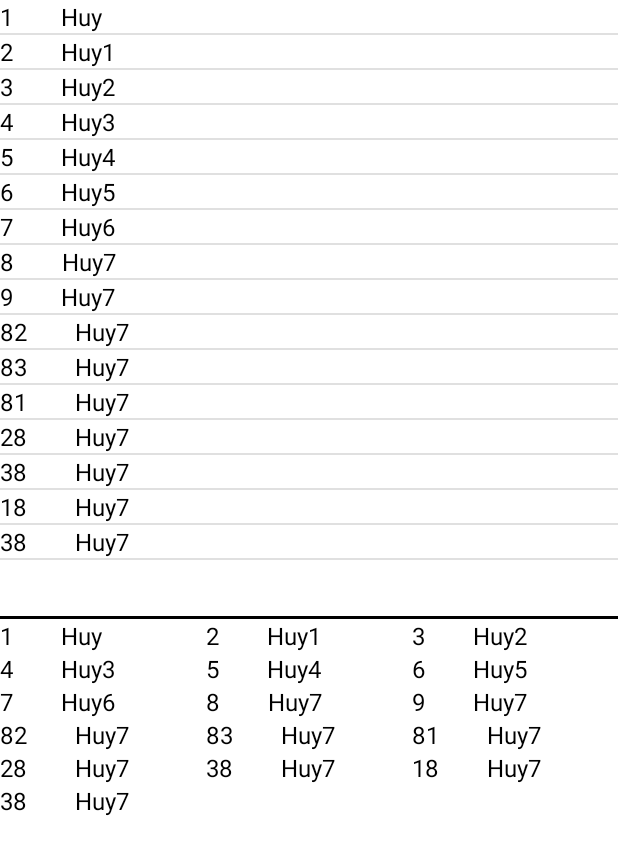
After one commit to doh8733/Demo-28-11-2002, an Android app: the ListviewActivity screen opened directly, with no data from a screen before it, on a phone screen of 412 x 824 dp. The commit adds this screen. Shown: the top 855 px of the screen. Run offline under Robolectric (Android 15) with nearby library versions, the phone set to English and light mode, and no system bars.

Commit message:
comit demo ListView,GridView

```diff
--- a/app/src/main/AndroidManifest.xml
+++ b/app/src/main/AndroidManifest.xml
@@ -1,7 +1,7 @@
 <?xml version="1.0" encoding="utf-8"?>
 <manifest xmlns:android="http://schemas.android.com/apk/res/android"
     xmlns:tools="http://schemas.android.com/tools"
-    package="com.example.demo_28_11_2002" >
+    package="com.example.demo_28_11_2002">
 
     <application
         android:allowBackup="true"
@@ -13,13 +13,16 @@
         android:roundIcon="@mipmap/ic_launcher_round"
         android:supportsRtl="true"
         android:theme="@style/Theme.Demo28112002"
-        tools:targetApi="31" >
+        tools:targetApi="31">
+        <activity
+            android:name=".ListviewActivity"
+            android:exported="false" />
         <activity
             android:name=".PickerActivity"
             android:exported="false" />
         <activity
             android:name=".MainActivity"
-            android:exported="true" >
+            android:exported="true">
             <intent-filter>
                 <action android:name="android.intent.action.MAIN" />
 
--- /dev/null
+++ b/app/src/main/java/com/example/demo_28_11_2002/ListviewActivity.kt
@@ -0,0 +1,50 @@
+package com.example.demo_28_11_2002
+
+import androidx.appcompat.app.AppCompatActivity
+import android.os.Bundle
+import android.widget.ListView
+import android.widget.Toast
+import com.example.demo_28_11_2002.adapter.MyListviewAdapter
+import kotlinx.android.synthetic.main.activity_listview.*
+
+class ListviewActivity : AppCompatActivity() {
+    private lateinit var myListviewAdapter: MyListviewAdapter
+    private lateinit var listUser : MutableList<User>
+    private  var list = mutableListOf<User>()
+
+    override fun onCreate(savedInstanceState: Bundle?) {
+        super.onCreate(savedInstanceState)
+        setContentView(R.layout.activity_listview)
+        val lvList = findViewById<ListView>(R.id.lvList)
+        list = getAllUser()
+        myListviewAdapter = MyListviewAdapter()
+        myListviewAdapter.setListData(list)
+        lvList.adapter = myListviewAdapter
+        gridView.adapter = myListviewAdapter
+        myListviewAdapter.notifyDataSetChanged()
+        lvList.setOnItemClickListener { parent, view, position, id ->
+            Toast.makeText(this, "$id", Toast.LENGTH_SHORT).show()
+        }
+    }
+    private fun getAllUser() : MutableList<User>{
+        listUser = mutableListOf()
+        listUser.add(User(1,"Huy"))
+        listUser.add(User(2,"Huy1"))
+        listUser.add(User(3,"Huy2"))
+        listUser.add(User(4,"Huy3"))
+        listUser.add(User(5,"Huy4"))
+        listUser.add(User(6,"Huy5"))
+        listUser.add(User(7,"Huy6"))
+        listUser.add(User(8,"Huy7"))
+        listUser.add(User(9,"Huy7"))
+        listUser.add(User(82,"Huy7"))
+        listUser.add(User(83,"Huy7"))
+        listUser.add(User(81,"Huy7"))
+        listUser.add(User(28,"Huy7"))
+        listUser.add(User(38,"Huy7"))
+        listUser.add(User(18,"Huy7"))
+        listUser.add(User(38,"Huy7"))
+        return listUser
+    }
+
+}
--- a/app/src/main/java/com/example/demo_28_11_2002/PickerActivity.kt
+++ b/app/src/main/java/com/example/demo_28_11_2002/PickerActivity.kt
@@ -4,6 +4,7 @@ import android.app.AlertDialog
 import android.app.DatePickerDialog
 import android.app.Dialog
 import android.app.TimePickerDialog
+import android.content.Intent
 import android.graphics.Color
 import androidx.appcompat.app.AppCompatActivity
 import android.os.Bundle
@@ -30,6 +31,9 @@ class PickerActivity : AppCompatActivity() {
         }
         tvDialog.setOnClickListener {
             openDialog()
+        }
+        tvNextActivity.setOnClickListener {
+            startActivity(Intent(this,ListviewActivity::class.java))
         }
     }
     private fun timePicker(){
--- /dev/null
+++ b/app/src/main/java/com/example/demo_28_11_2002/User.kt
@@ -0,0 +1,4 @@
+package com.example.demo_28_11_2002
+
+data class User(var id : Int =0,var name : String ="") {
+}
--- /dev/null
+++ b/app/src/main/java/com/example/demo_28_11_2002/adapter/MyListviewAdapter.kt
@@ -0,0 +1,36 @@
+package com.example.demo_28_11_2002.adapter
+
+import android.annotation.SuppressLint
+import android.view.View
+import android.view.ViewGroup
+import android.widget.BaseAdapter
+import com.example.demo_28_11_2002.R
+import com.example.demo_28_11_2002.User
+import kotlinx.android.synthetic.main.item_user.view.*
+
+class MyListviewAdapter : BaseAdapter() {
+    var list = mutableListOf<User>()
+    fun setListData(list: MutableList<User>){
+        this.list = list
+        notifyDataSetChanged()
+    }
+    override fun getCount(): Int = list.size
+
+    override fun getItem(position: Int): Any {
+        return list[position]
+    }
+
+    override fun getItemId(position: Int): Long {
+        return list[position].id.toLong()
+    }
+
+    @SuppressLint("ViewHolder")
+    override fun getView(position: Int, convertView: View?, parent: ViewGroup?): View {
+        val item = list[position]
+        val convertView = View.inflate(parent?.context, R.layout.item_user,null)
+        convertView.tvId.text = item.id.toString()
+        convertView.tvName.text = item.name
+
+        return convertView
+    }
+}
--- /dev/null
+++ b/app/src/main/res/layout/activity_listview.xml
@@ -0,0 +1,25 @@
+<?xml version="1.0" encoding="utf-8"?>
+<LinearLayout xmlns:android="http://schemas.android.com/apk/res/android"
+    xmlns:app="http://schemas.android.com/apk/res-auto"
+    xmlns:tools="http://schemas.android.com/tools"
+    android:layout_width="match_parent"
+    android:layout_height="match_parent"
+    android:orientation="vertical"
+    android:weightSum="2"
+    tools:context=".ListviewActivity">
+    <ListView
+        android:id="@+id/lvList"
+        android:layout_width="match_parent"
+        android:layout_height="0dp"
+        android:layout_weight="1"/>
+    <View
+        android:layout_width="match_parent"
+        android:layout_height="2dp"
+        android:background="@color/black"/>
+    <GridView
+        android:id="@+id/gridView"
+        android:numColumns="3"
+        android:layout_width="match_parent"
+        android:layout_height="0dp"
+        android:layout_weight="1"/>
+</LinearLayout>
--- a/app/src/main/res/layout/activity_picker.xml
+++ b/app/src/main/res/layout/activity_picker.xml
@@ -123,5 +123,19 @@
         app:layout_constraintStart_toStartOf="parent"
         app:layout_constraintTop_toBottomOf="@+id/btnTime" />
 
+    <TextView
+        android:id="@+id/tvNextActivity"
+        android:layout_width="wrap_content"
+        android:layout_height="wrap_content"
+        android:layout_marginTop="8dp"
+        android:background="@drawable/hover"
+        android:fontFamily="@font/allura_regular"
+        android:padding="8dp"
+        android:text="Next"
+        app:layout_constraintBottom_toBottomOf="parent"
+        app:layout_constraintEnd_toEndOf="parent"
+        app:layout_constraintStart_toStartOf="parent"
+        app:layout_constraintTop_toBottomOf="@+id/layoutSpinner" />
+
 
 </androidx.constraintlayout.widget.ConstraintLayout>
--- /dev/null
+++ b/app/src/main/res/layout/item_user.xml
@@ -0,0 +1,23 @@
+<?xml version="1.0" encoding="utf-8"?>
+<LinearLayout xmlns:android="http://schemas.android.com/apk/res/android"
+    android:layout_width="match_parent"
+    android:layout_height="wrap_content"
+    android:layout_margin="8dp"
+    android:orientation="horizontal">
+    <TextView
+        android:layout_width="wrap_content"
+        android:layout_height="wrap_content"
+        android:id="@+id/tvId"
+        android:text="1"
+        android:textSize="16sp"
+        android:textColor="@color/black"/>
+    <TextView
+        android:layout_width="wrap_content"
+        android:layout_height="wrap_content"
+        android:id="@+id/tvName"
+        android:layout_marginLeft="32dp"
+        android:text="Huy"
+        android:textSize="16sp"
+        android:textColor="@color/black"/>
+
+</LinearLayout>
```
